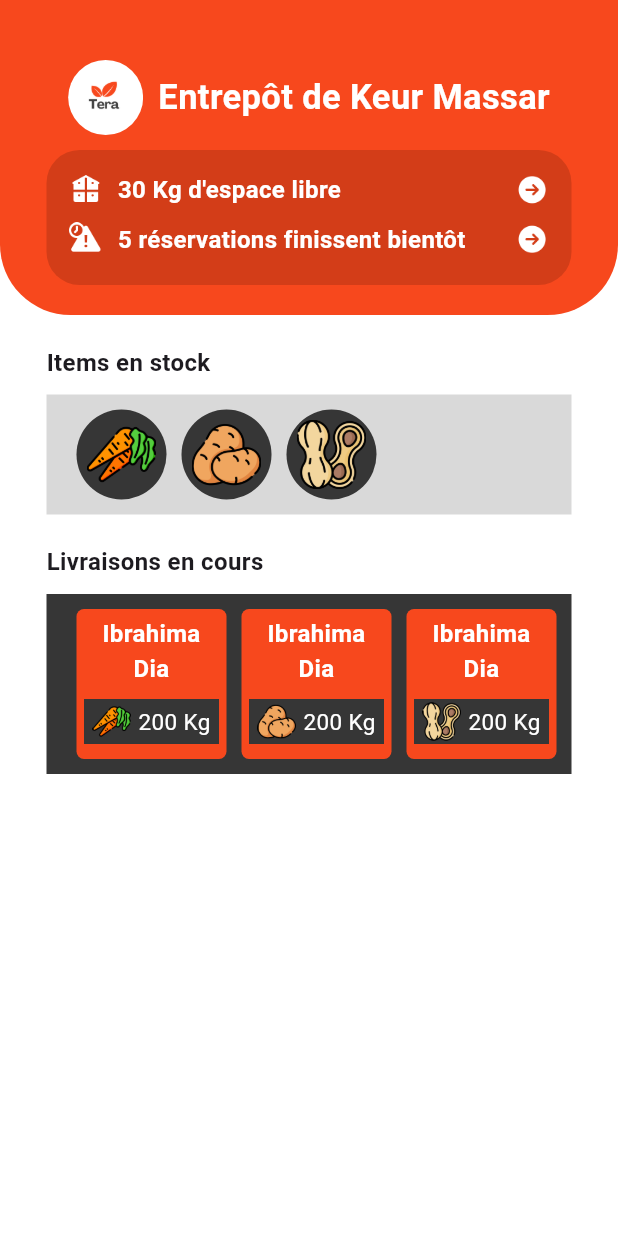
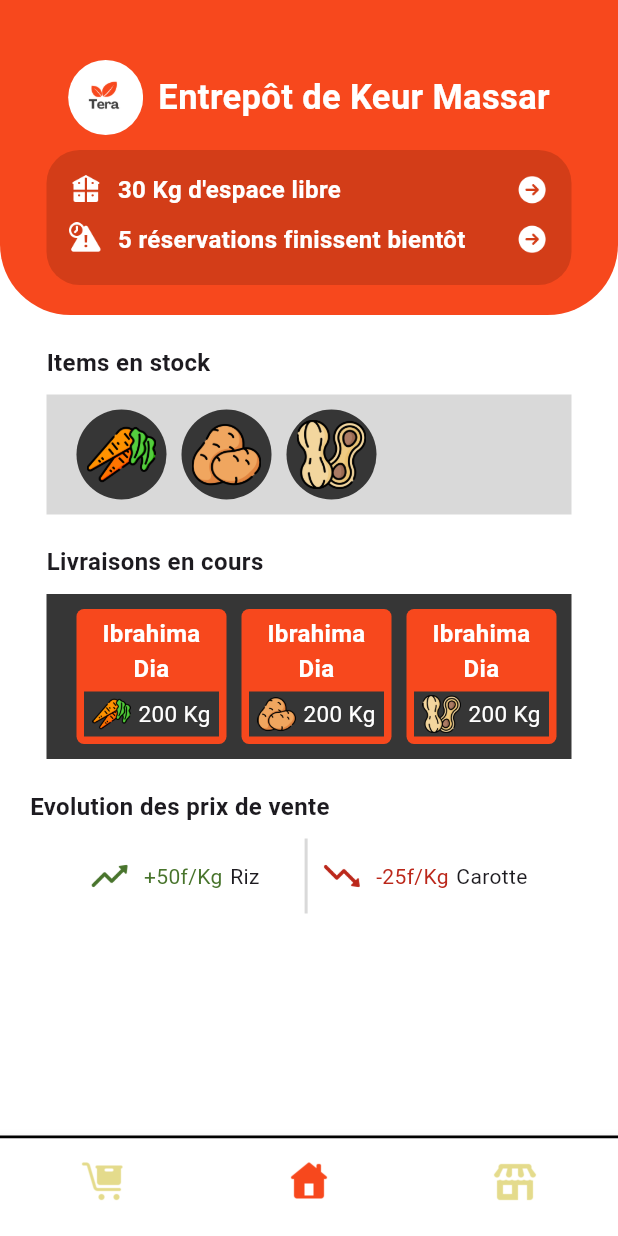
Before and after one commit to mouhamed48-diagne/Gerant, a Flutter app: the screen it shows after launch, after a tap on "Se connecter", on a phone screen of 412 x 824 dp. Run offline on Flutter 3.47's test engine with Material 3 defaults, Android fonts, the phone set to English and light mode, and no system bars; Roboto replaces fonts that are missing (Poppins).

Commit message:
added navbar, homepage, and other main pages

```diff
--- a/lib/authentification/login.dart
+++ b/lib/authentification/login.dart
@@ -1,5 +1,6 @@
 import 'package:flutter/material.dart';
 import 'package:gerant/authentification/teraTextfield.dart';
+import 'package:gerant/navigationBar.dart';
 import 'package:gerant/pages-pincipales/homepage/homepage.dart';
 import 'package:gerant/constant.dart';
 class Login extends StatelessWidget {
@@ -68,7 +69,7 @@ class Login extends StatelessWidget {
                 onTap: () => {
                   Navigator.push(
                     context,
-                    MaterialPageRoute(builder: (context) => HomePage())
+                    MaterialPageRoute(builder: (context) => NavBar())
                   )
                 },
               child: Container(
--- /dev/null
+++ b/lib/navigationBar.dart
@@ -0,0 +1,62 @@
+import 'package:flutter/material.dart';
+import 'package:gerant/constant.dart';
+import 'package:gerant/entrepot/entrepot.dart';
+import 'package:gerant/pages-pincipales/homepage/homepage.dart';
+import 'package:gerant/ventes/ventes.dart';
+
+class NavBar extends StatefulWidget {
+  const NavBar({super.key});
+
+  @override
+  State<NavBar> createState() => _NavBarState();
+}
+
+class _NavBarState extends State<NavBar> {
+  int _currentIndex = 1;
+  List <Widget> body = [
+    Entrepot(),
+    HomePage(),
+    Ventes(),
+  ];
+  @override
+  Widget build(BuildContext context) {
+    return Scaffold(
+      body: Center(
+        child: body[_currentIndex],
+        ),
+      bottomNavigationBar: Container(
+        decoration: BoxDecoration(
+          border: BorderDirectional(top: BorderSide(color: Colors.black, width: 2))
+        ),
+        child: BottomNavigationBar(
+          showSelectedLabels: false,
+          showUnselectedLabels: false,
+          backgroundColor: Colors.white,
+          currentIndex: _currentIndex,
+          onTap: (int newIndex){
+            setState(() {
+              _currentIndex = newIndex;
+            });
+          },
+          items: [
+            BottomNavigationBarItem(
+              label: "",
+              icon: Image.asset("assets/icons/icons8-vendre-les-stock-90.png", scale: 3,),
+              activeIcon: Image.asset("assets/icons/icons8-vendre-les-stock-90.png", color: teraOrange, scale: 3),
+              ),
+            BottomNavigationBarItem(
+              label: "",
+              icon: Image.asset("assets/icons/icons8-page-d’accueil-90-var.png", scale: 3),
+              activeIcon: Image.asset("assets/icons/icons8-page-d’accueil-90-var.png", color: teraOrange, scale: 3),
+              ),
+            BottomNavigationBarItem(
+              label: "",
+              icon: Image.asset("assets/icons/icons8-boutique-90 (1).png", scale: 3),
+              activeIcon: Image.asset("assets/icons/icons8-boutique-90 (1).png", color: teraOrange, scale: 3,),
+              ),
+          ],
+        ),
+      ),
+    );
+  }
+}
--- a/lib/pages-pincipales/homepage/evolutionDesPrix.dart
+++ b/lib/pages-pincipales/homepage/evolutionDesPrix.dart
@@ -0,0 +1,64 @@
+import "package:flutter/material.dart";
+import "package:gerant/constant.dart";
+import "dart:math";
+
+class EvolutionDesPrix extends StatelessWidget {
+  const EvolutionDesPrix({super.key});
+
+  @override
+  Widget build(BuildContext context) {
+    return Padding(
+      padding: const EdgeInsets.fromLTRB(20, 0, 20, 0),
+      child: Column(
+        crossAxisAlignment: CrossAxisAlignment.start,
+        children: [
+           const Text(
+            "Evolution des prix de vente",
+            style: TextStyle(
+              fontFamily: "Poppins",
+              fontWeight: FontWeight.bold,
+              fontSize: 16,
+            ),
+           ),
+           SizedBox(height: 10,),
+           Row(
+            mainAxisAlignment: MainAxisAlignment.center,
+            children: [
+              Image.asset('assets/augmenter.png', scale: 20),
+              SizedBox(width: 10,),
+              Text("+50f/Kg",
+              style: TextStyle(
+                fontFamily: "Poppins",
+                color: Color.fromARGB(255, 72, 116, 44),
+              )),
+              SizedBox(width: 5,),
+              Text("Riz",
+              style: TextStyle(
+                fontFamily: "Poppins",
+              )),
+              SizedBox(width: 30,),
+              Container(
+                width: 2,
+                height: 50,
+                color: teraGrey,
+              ),
+              SizedBox(width: 10,),
+              Image.asset('assets/decrease.png', scale: 20),
+              SizedBox(width: 10,),
+              Text("-25f/Kg",
+              style: TextStyle(
+                fontFamily: "Poppins",
+                color: Color.fromARGB(255, 187, 39, 26),
+              )),
+              SizedBox(width: 5,),
+              Text("Carotte",
+              style: TextStyle(
+                fontFamily: "Poppins",
+              )),
+            ],
+           )
+        ],
+      ),
+    );
+  }
+}
--- a/lib/pages-pincipales/homepage/homepage.dart
+++ b/lib/pages-pincipales/homepage/homepage.dart
@@ -1,4 +1,5 @@
 import "package:flutter/material.dart";
+import "package:gerant/pages-pincipales/homepage/evolutionDesPrix.dart";
 import "package:gerant/pages-pincipales/homepage/itemsEnStock.dart";
 import "package:gerant/pages-pincipales/homepage/livraisonsEnCours.dart";
 import "package:gerant/pages-pincipales/homepage/top.dart";
@@ -18,6 +19,8 @@ class HomePage extends StatelessWidget {
             ItemsEnStock(),
             SizedBox(height: 20,),
             LivraisonsEnCours(),
+            SizedBox(height: 20,),
+            EvolutionDesPrix(),
           ],
         ),
       ),
--- a/lib/pages-pincipales/homepage/livraisonsRow.dart
+++ b/lib/pages-pincipales/homepage/livraisonsRow.dart
@@ -14,7 +14,7 @@ class _LivraisonsRowState extends State<LivraisonsRow> {
     return Container(
             padding: EdgeInsets.fromLTRB(10, 0, 10, 0),
             width: 350,
-            height: 120,
+            height: 110,
             decoration: BoxDecoration(
               color: teraDark
             ),
@@ -72,9 +72,9 @@ class Livraison extends StatelessWidget {
 
     return Container(
       margin: EdgeInsets.only(left: 10),
-      padding: EdgeInsets.fromLTRB(5, 5, 5, 10),
+      padding: EdgeInsets.fromLTRB(5, 5, 5, 5),
       width: 100,
-      height: 100,
+      height: 90,
       decoration: BoxDecoration(
         color: teraOrange,
         borderRadius: BorderRadius.circular(5)
```
Also changed, not shown: lib/entrepot/entrepot.dart (added, +26 -0 lines), lib/entrepot/topTitle.dart (added, +36 -0 lines), lib/ventes/ventes.dart (added, +11 -0 lines), assets/decrease.png, lib/entrepot/producteurs.dart (added).
